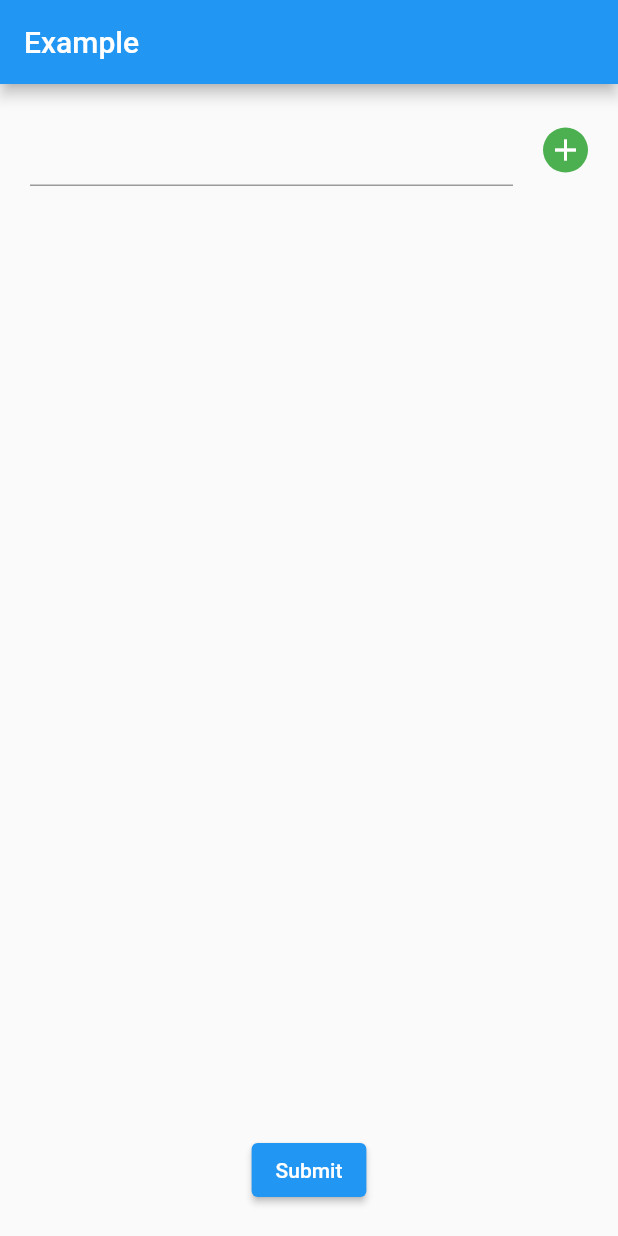
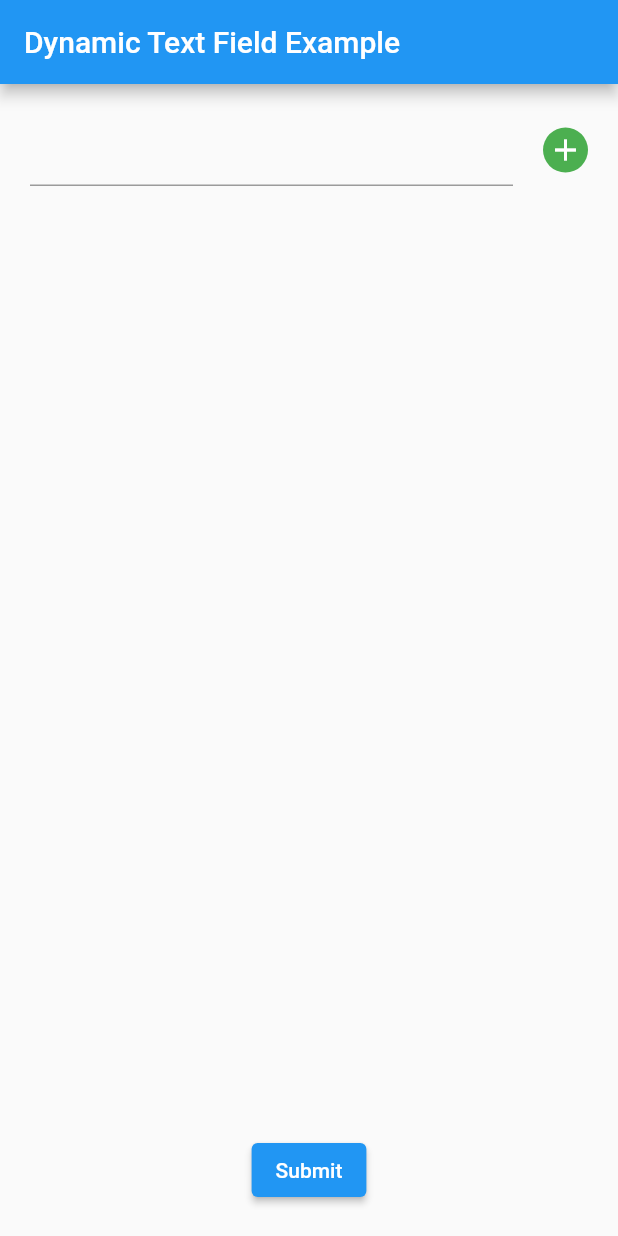
Before and after one commit to philipmjohnson/flutter_dynamic_text_field, a Flutter app: the screen it shows after launch, on a phone screen of 412 x 824 dp. Run offline on Flutter 3.47's test engine with Material 2 defaults, Android fonts, the phone set to English and light mode, and no system bars; drawn by our look-alikes of flutter_form_builder.

Commit message:
Update app.dart

```diff
--- a/lib/app.dart
+++ b/lib/app.dart
@@ -7,8 +7,7 @@ class App extends StatelessWidget {
   @override
   Widget build(BuildContext context) {
     return Scaffold(
-        appBar: AppBar(title: const Text('Example')),
-        // body: const DynamicTextFieldsForm(),
+        appBar: AppBar(title: const Text('Dynamic Text Field Example')),
         body: const RecipeForm());
   }
 }
```
